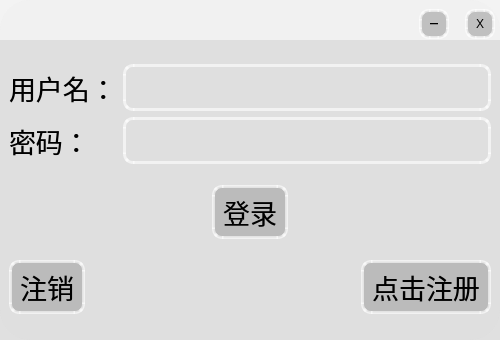
Qt form wp_demo/tcpclient.ui (JiaYou2124/qt) before a commit.
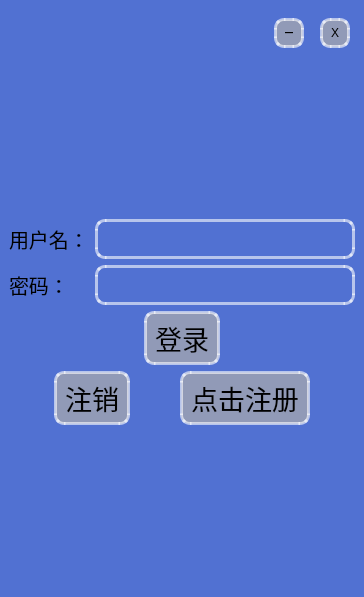
The same form after that commit. Icons and pictures are not drawn.

```diff
--- a/wp_demo/tcpclient.ui
+++ b/wp_demo/tcpclient.ui
@@ -6,14 +6,14 @@
    <rect>
     <x>0</x>
     <y>0</y>
-    <width>500</width>
-    <height>340</height>
+    <width>364</width>
+    <height>597</height>
    </rect>
   </property>
   <property name="maximumSize">
    <size>
-    <width>500</width>
-    <height>400</height>
+    <width>16777215</width>
+    <height>16777215</height>
    </size>
   </property>
   <property name="windowTitle">
@@ -29,13 +29,13 @@
 }
 QWidget#TcpClient
 {
-    border-radius: 30px;
-    background-color: rgba(240, 240, 240, 200);
+	background-color:#4169E1;
 }
 QWidget#stackedWidget
 {
 	background-color: rgba(150, 150, 150, 50);
 	border-image:url(:/img/img/background2.png);
+	
 }
 QLabel
 {
@@ -146,86 +146,6 @@
       <property name="bottomMargin">
        <number>0</number>
       </property>
-      <item>
-       <widget class="QWidget" name="ck_widget" native="true">
-        <property name="sizePolicy">
-         <sizepolicy hsizetype="Preferred" vsizetype="Preferred">
-          <horstretch>0</horstretch>
-          <verstretch>0</verstretch>
-         </sizepolicy>
-        </property>
-        <property name="maximumSize">
-         <size>
-          <width>16777215</width>
-          <height>40</height>
-         </size>
-        </property>
-        <property name="focusPolicy">
-         <enum>Qt::NoFocus</enum>
-        </property>
-        <property name="layoutDirection">
-         <enum>Qt::RightToLeft</enum>
-        </property>
-        <layout class="QFormLayout" name="formLayout">
-         <property name="rightMargin">
-          <number>15</number>
-         </property>
-         <property name="bottomMargin">
-          <number>15</number>
-         </property>
-         <item row="0" column="0">
-          <widget class="QPushButton" name="close_pb">
-           <property name="sizePolicy">
-            <sizepolicy hsizetype="Preferred" vsizetype="Preferred">
-             <horstretch>0</horstretch>
-             <verstretch>0</verstretch>
-            </sizepolicy>
-           </property>
-           <property name="minimumSize">
-            <size>
-             <width>30</width>
-             <height>30</height>
-            </size>
-           </property>
-           <property name="maximumSize">
-            <size>
-             <width>20</width>
-             <height>20</height>
-            </size>
-           </property>
-           <property name="text">
-            <string>X</string>
-           </property>
-          </widget>
-         </item>
-         <item row="0" column="1">
-          <widget class="QPushButton" name="hide_pb">
-           <property name="sizePolicy">
-            <sizepolicy hsizetype="Preferred" vsizetype="Fixed">
-             <horstretch>0</horstretch>
-             <verstretch>0</verstretch>
-            </sizepolicy>
-           </property>
-           <property name="minimumSize">
-            <size>
-             <width>30</width>
-             <height>30</height>
-            </size>
-           </property>
-           <property name="maximumSize">
-            <size>
-             <width>30</width>
-             <height>30</height>
-            </size>
-           </property>
-           <property name="text">
-            <string>一</string>
-           </property>
-          </widget>
-         </item>
-        </layout>
-       </widget>
-      </item>
       <item>
        <widget class="QStackedWidget" name="stackedWidget">
         <property name="styleSheet">
@@ -384,6 +304,99 @@
         </widget>
         <widget class="QWidget" name="page0">
          <layout class="QVBoxLayout" name="verticalLayout_3">
+          <item>
+           <widget class="QWidget" name="ck_widget" native="true">
+            <property name="sizePolicy">
+             <sizepolicy hsizetype="Preferred" vsizetype="Preferred">
+              <horstretch>0</horstretch>
+              <verstretch>0</verstretch>
+             </sizepolicy>
+            </property>
+            <property name="maximumSize">
+             <size>
+              <width>16777215</width>
+              <height>40</height>
+             </size>
+            </property>
+            <property name="focusPolicy">
+             <enum>Qt::NoFocus</enum>
+            </property>
+            <property name="layoutDirection">
+             <enum>Qt::RightToLeft</enum>
+            </property>
+            <layout class="QFormLayout" name="formLayout">
+             <property name="rightMargin">
+              <number>15</number>
+             </property>
+             <property name="bottomMargin">
+              <number>15</number>
+             </property>
+             <item row="0" column="0">
+              <widget class="QPushButton" name="close_pb">
+               <property name="sizePolicy">
+                <sizepolicy hsizetype="Preferred" vsizetype="Preferred">
+                 <horstretch>0</horstretch>
+                 <verstretch>0</verstretch>
+                </sizepolicy>
+               </property>
+               <property name="minimumSize">
+                <size>
+                 <width>30</width>
+                 <height>30</height>
+                </size>
+               </property>
+               <property name="maximumSize">
+                <size>
+                 <width>20</width>
+                 <height>20</height>
+                </size>
+               </property>
+               <property name="text">
+                <string>X</string>
+               </property>
+              </widget>
+             </item>
+             <item row="0" column="1">
+              <widget class="QPushButton" name="hide_pb">
+               <property name="sizePolicy">
+                <sizepolicy hsizetype="Preferred" vsizetype="Fixed">
+                 <horstretch>0</horstretch>
+                 <verstretch>0</verstretch>
+                </sizepolicy>
+               </property>
+               <property name="minimumSize">
+                <size>
+                 <width>30</width>
+                 <height>30</height>
+                </size>
+               </property>
+               <property name="maximumSize">
+                <size>
+                 <width>30</width>
+                 <height>30</height>
+                </size>
+               </property>
+               <property name="text">
+                <string>一</string>
+               </property>
+              </widget>
+             </item>
+            </layout>
+           </widget>
+          </item>
+          <item>
+           <spacer name="verticalSpacer_3">
+            <property name="orientation">
+             <enum>Qt::Vertical</enum>
+            </property>
+            <property name="sizeHint" stdset="0">
+             <size>
+              <width>20</width>
+              <height>40</height>
+             </size>
+            </property>
+           </spacer>
+          </item>
           <item>
            <layout class="QHBoxLayout" name="horizontalLayout">
             <item>
@@ -392,7 +405,7 @@
                <widget class="QLabel" name="name_lb">
                 <property name="font">
                  <font>
-                  <pointsize>20</pointsize>
+                  <pointsize>15</pointsize>
                  </font>
                 </property>
                 <property name="text">
@@ -404,7 +417,7 @@
                <widget class="QLabel" name="pwd_lb">
                 <property name="font">
                  <font>
-                  <pointsize>20</pointsize>
+                  <pointsize>15</pointsize>
                  </font>
                 </property>
                 <property name="text">
@@ -420,7 +433,7 @@
                <widget class="QLineEdit" name="name_le">
                 <property name="font">
                  <font>
-                  <pointsize>20</pointsize>
+                  <pointsize>15</pointsize>
                  </font>
                 </property>
                 <property name="text">
@@ -432,7 +445,7 @@
                <widget class="QLineEdit" name="pwd_le">
                 <property name="font">
                  <font>
-                  <pointsize>20</pointsize>
+                  <pointsize>15</pointsize>
                  </font>
                 </property>
                 <property name="echoMode">
@@ -488,6 +501,19 @@
           </item>
           <item>
            <layout class="QHBoxLayout" name="horizontalLayout_2">
+            <item>
+             <spacer name="horizontalSpacer_4">
+              <property name="orientation">
+               <enum>Qt::Horizontal</enum>
+              </property>
+              <property name="sizeHint" stdset="0">
+               <size>
+                <width>40</width>
+                <height>20</height>
+               </size>
+              </property>
+             </spacer>
+            </item>
             <item>
              <widget class="QPushButton" name="zhuxiao_pb">
               <property name="font">
@@ -525,8 +551,34 @@
               </property>
              </widget>
             </item>
+            <item>
+             <spacer name="horizontalSpacer_5">
+              <property name="orientation">
+               <enum>Qt::Horizontal</enum>
+              </property>
+              <property name="sizeHint" stdset="0">
+               <size>
+                <width>40</width>
+                <height>20</height>
+               </size>
+              </property>
+             </spacer>
+            </item>
            </layout>
           </item>
+          <item>
+           <spacer name="verticalSpacer_4">
+            <property name="orientation">
+             <enum>Qt::Vertical</enum>
+            </property>
+            <property name="sizeHint" stdset="0">
+             <size>
+              <width>20</width>
+              <height>40</height>
+             </size>
+            </property>
+           </spacer>
+          </item>
          </layout>
         </widget>
        </widget>
```
Left out of the diff: 26 changed lines with no effect on the pictures.
